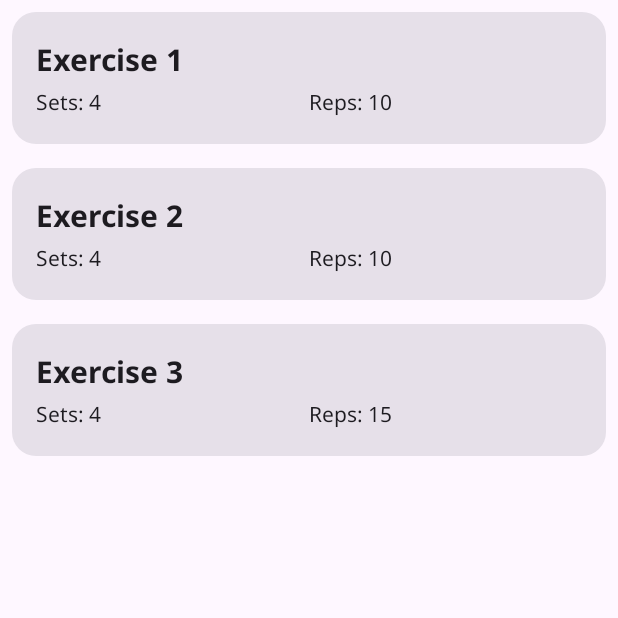
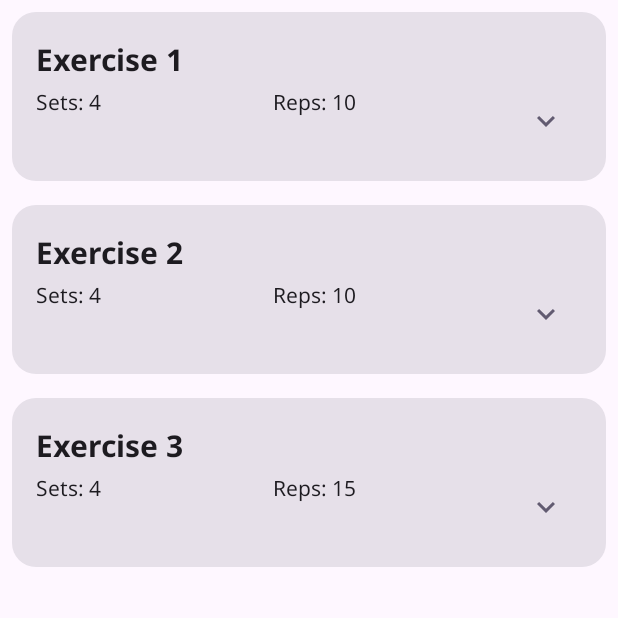
Before and after one commit to CharlesMag/Strength4mom, an Android app built with Jetpack Compose: the screen it shows after launch (MainActivity), on a phone screen of 412 x 824 dp, the top half of it. Run offline under Robolectric (Android 15) with nearby library versions, the phone set to English and light mode, and no system bars.

Commit message:
Added button and logic with it

```diff
--- a/app/build.gradle.kts
+++ b/app/build.gradle.kts
@@ -66,4 +66,5 @@ dependencies {
     androidTestImplementation(libs.androidx.ui.test.junit4)
     debugImplementation(libs.androidx.ui.tooling)
     debugImplementation(libs.androidx.ui.test.manifest)
+    implementation("androidx.compose.material:material-icons-extended")
 }
--- a/app/src/main/java/com/example/strength4mom/MainActivity.kt
+++ b/app/src/main/java/com/example/strength4mom/MainActivity.kt
@@ -12,18 +12,27 @@ import androidx.compose.foundation.layout.fillMaxWidth
 import androidx.compose.foundation.layout.padding
 import androidx.compose.foundation.lazy.LazyColumn
 import androidx.compose.foundation.lazy.items
+import androidx.compose.material.icons.Icons
+import androidx.compose.material.icons.filled.ExpandLess
+import androidx.compose.material.icons.filled.ExpandMore
 import androidx.compose.material3.Card
+import androidx.compose.material3.Icon
+import androidx.compose.material3.IconButton
 import androidx.compose.material3.MaterialTheme
 import androidx.compose.material3.Scaffold
 import androidx.compose.material3.Text
 import androidx.compose.runtime.Composable
+import androidx.compose.runtime.getValue
+import androidx.compose.runtime.mutableStateOf
+import androidx.compose.runtime.remember
+import androidx.compose.runtime.setValue
 import androidx.compose.ui.Modifier
 import androidx.compose.ui.res.dimensionResource
 import androidx.compose.ui.res.stringResource
-import androidx.compose.ui.text.font.FontStyle
 import com.example.strength4mom.data.Exo
 import com.example.strength4mom.data.exos
 import com.example.strength4mom.ui.theme.Strength4MomTheme
+
 
 class MainActivity : ComponentActivity() {
     override fun onCreate(savedInstanceState: Bundle?) {
@@ -58,6 +67,7 @@ fun StrengthApp() {
 }
 
 
+
 /**
  * Composable displaying the list of exercises with the image and information
  *
@@ -67,6 +77,7 @@ fun ExoItem(
     exo: Exo,
     modifier: Modifier = Modifier
 ) {
+
     Card(modifier = modifier) {
         Column(modifier = modifier) {
             Row(modifier = modifier) {
@@ -83,6 +94,8 @@ fun ExoInfo(
     exoReps: Int,
     modifier: Modifier = Modifier
 ) {
+    var expended by remember { mutableStateOf(false) }
+
     Column(
         modifier = modifier
             .fillMaxWidth()
@@ -104,7 +117,29 @@ fun ExoInfo(
                 modifier = modifier
                     .weight(1f)
             )
+            ExoButton(expended = expended, onClick = { expended = !expended })
         }
+    }
+}
+
+
+//Added Gradle dependency to be able to use icons from https://fonts.google.com/icons
+//Added implementation("androidx.compose.material:material-icons-extended") to to :app build.gradle.kts file
+@Composable
+private fun ExoButton(
+    expended: Boolean,
+    onClick: () -> Unit,
+    modifier: Modifier = Modifier
+) {
+    IconButton(
+        onClick = onClick,
+        modifier = modifier
+    ) {
+        Icon(
+            imageVector = if (!expended) Icons.Filled.ExpandMore else Icons.Filled.ExpandLess,
+            contentDescription = stringResource(R.string.expand_button),
+            tint = MaterialTheme.colorScheme.secondary,
+        )
     }
 }
 
--- a/app/src/main/res/values/strings.xml
+++ b/app/src/main/res/values/strings.xml
@@ -12,5 +12,7 @@
     <string name="exercise_description_5">Here goes the description of the exercise</string>
     <string name="reps">Reps: %d</string>
     <string name="sets">Sets: %d</string>
+    <string name="expand_button">Displays the visual aid for the exercise with additional information</string>
+
 
 </resources>
```
